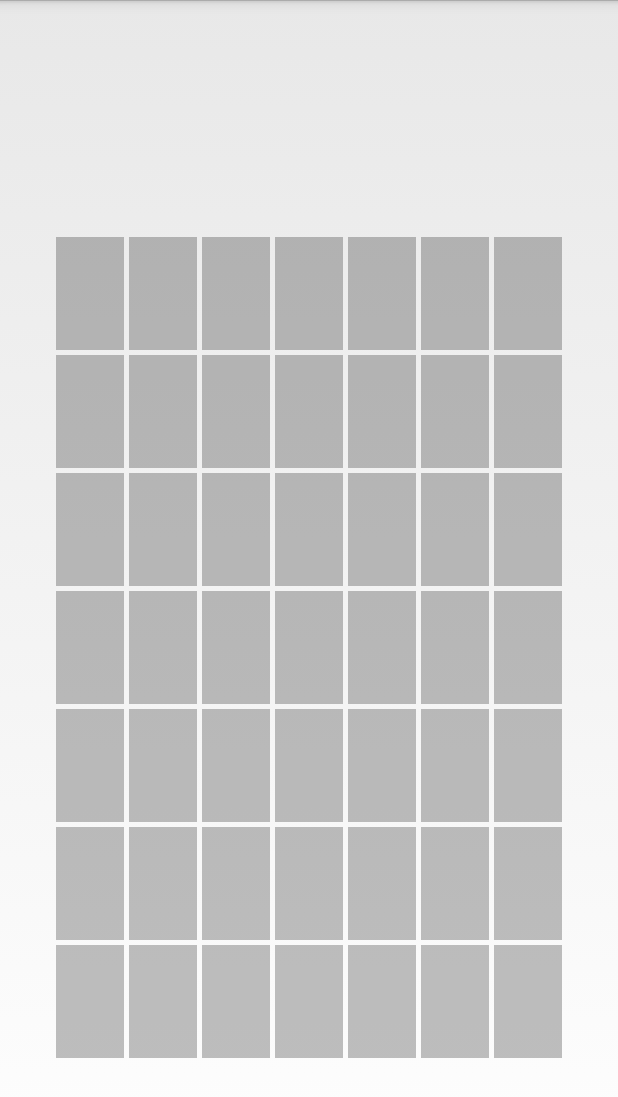
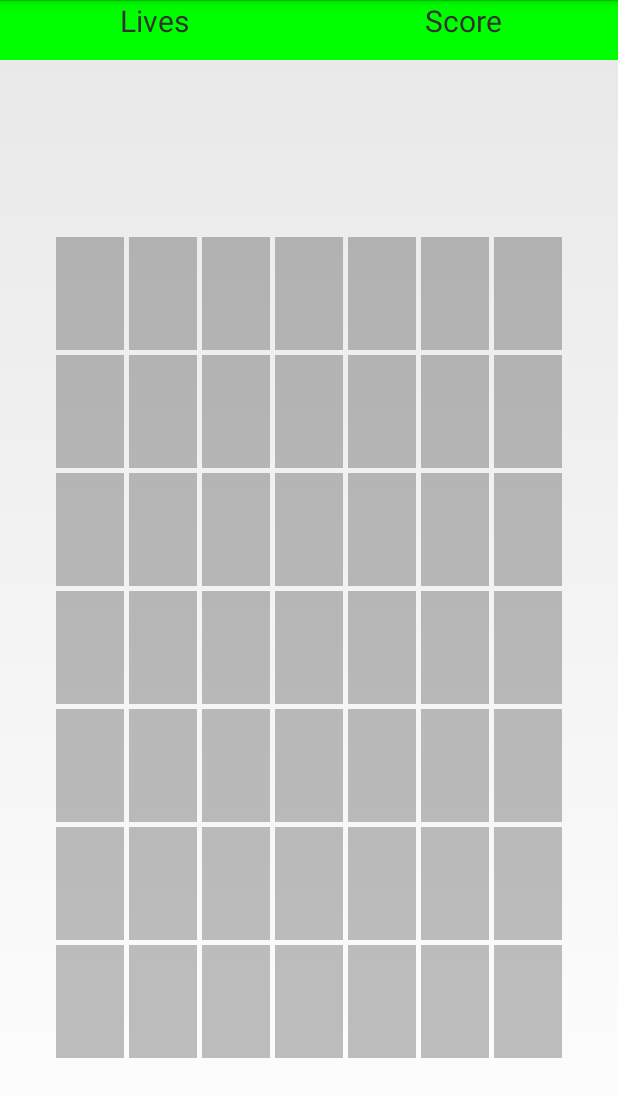
Before and after one commit to JamesJose7/Tapping-Game, an Android app: the layout activity_main.xml on its own in the app's theme, with its tools: preview values and no code run, on a phone screen of 412 x 824 dp. Shown: the top 1097 px of the screen. Run offline under Robolectric (Android 15) with nearby library versions, the phone set to English and light mode, and no system bars.

```diff
--- a/app/src/main/java/com/example/agua/tappinggame/Grid.java
+++ b/app/src/main/java/com/example/agua/tappinggame/Grid.java
@@ -19,8 +19,21 @@ public class Grid {
         return mButtons[randomNumber];
     }
 
+    public boolean areButtonsVisible() {
+        boolean visible = false;
+        for (int i = 0; i < mButtons.length; i++) {
+            if (mButtons[i].getVisibility() == View.VISIBLE) {
+                visible = true;
+            }
+        }
+
+        return visible;
+    }
+
     public void setButtons(Button[] buttons) {
         mButtons = buttons;
     }
 
+
+
 }
--- a/app/src/main/res/layout/activity_main.xml
+++ b/app/src/main/res/layout/activity_main.xml
@@ -6,19 +6,44 @@
 
     <LinearLayout
         android:layout_width="fill_parent"
-        android:layout_height="fill_parent"
+        android:layout_height="40dp"
         android:orientation="horizontal"
-        android:layout_above="@id/RelativeLayout">
+        android:layout_alignParentTop="true"
+        tools:background="#0f0"
+        android:weightSum="100">
 
         <LinearLayout
             android:orientation="horizontal"
             android:layout_width="fill_parent"
-            android:layout_height="fill_parent"></LinearLayout>
+            android:layout_height="fill_parent"
+            android:layout_weight="50"
+            >
+
+                <TextView
+                    android:layout_width="fill_parent"
+                    android:layout_height="wrap_content"
+                    android:id="@+id/livesTextView"
+                    android:text="Lives"
+                    android:gravity="center_horizontal"
+                    android:textSize="20sp"/>
+
+            </LinearLayout>
 
         <LinearLayout
             android:orientation="horizontal"
             android:layout_width="fill_parent"
-            android:layout_height="fill_parent"></LinearLayout>
+            android:layout_height="fill_parent"
+            android:layout_weight="50">
+
+                <TextView
+                    android:layout_width="fill_parent"
+                    android:layout_height="wrap_content"
+                    android:id="@+id/scoreTextView"
+                    android:text="Score"
+                    android:gravity="center_horizontal"
+                    android:textSize="20sp"/>
+
+            </LinearLayout>
     </LinearLayout>
 
     <RelativeLayout
```
Also changed, not shown: app/src/main/java/com/example/agua/tappinggame/MainActivity.java (+153 -55 lines).
